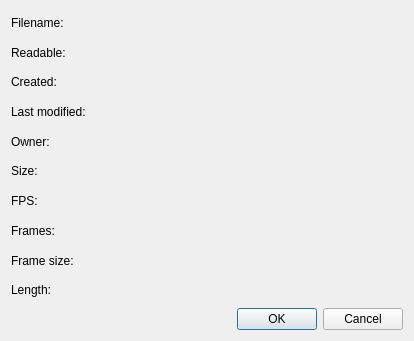
The window that ui/fileinfodialog.ui (krajsz/traffic-counter-opencv) describes before a commit, drawn with Qt 5.
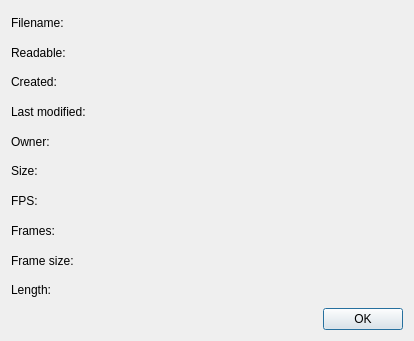
The same window after the commit.

The edit to the form file:
```diff
--- a/ui/fileinfodialog.ui
+++ b/ui/fileinfodialog.ui
@@ -94,7 +94,7 @@
       <enum>Qt::Horizontal</enum>
      </property>
      <property name="standardButtons">
-      <set>QDialogButtonBox::Cancel|QDialogButtonBox::Ok</set>
+      <set>QDialogButtonBox::Ok</set>
      </property>
     </widget>
    </item>
```
